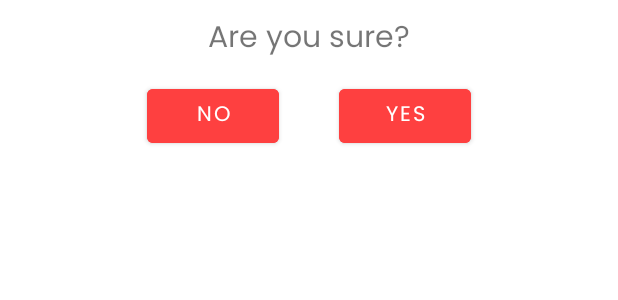
After one commit to EzGreezy/Eats, an Android app: the layout delete_dialog.xml on its own in the app's theme, with its tools: preview values and no code run, on a phone screen of 412 x 824 dp. The commit adds this screen. Shown: the top 300 px of the screen. Run offline under Robolectric (Android 15) with nearby library versions, the phone set to English and light mode, and no system bars.

Commit message:
add update and delete recyclerview

```diff
--- a/app/src/main/java/com/papb/eats/MainActivity.kt
+++ b/app/src/main/java/com/papb/eats/MainActivity.kt
@@ -32,7 +32,7 @@ class MainActivity : AppCompatActivity() {
 //    private lateinit var dbHelper: DBHelper
 //    private lateinit var recyclerView: RecyclerView
 //    private var adapter: ReminderAdapter2? = null
-    private var adapter: RecyclerAdapter = RecyclerAdapter(ArrayList())
+    private var adapter: RecyclerAdapter = RecyclerAdapter(ArrayList()) {}
 
     override fun onCreate(savedInstanceState: Bundle?) {
         super.onCreate(savedInstanceState)
@@ -123,7 +123,6 @@ class MainActivity : AppCompatActivity() {
             true
         }
 
-
     }
 
 
@@ -174,7 +173,7 @@ class MainActivity : AppCompatActivity() {
         Log.e ("pppp", "${reminderList.size}")
 
         //display data
-        adapter = RecyclerAdapter(reminderList)
+        adapter = RecyclerAdapter(reminderList) {}
     }
 
 
--- a/app/src/main/java/com/papb/eats/adapter/ReminderHolder.kt
+++ b/app/src/main/java/com/papb/eats/adapter/ReminderHolder.kt
@@ -1,9 +1,13 @@
 package com.papb.eats.adapter
 
 import android.view.View
+import android.widget.EditText
+import android.widget.TextView
 import androidx.recyclerview.widget.RecyclerView
+import com.google.android.material.dialog.MaterialAlertDialogBuilder
 import com.papb.eats.DBHelper
 import com.papb.eats.MainActivity
+import com.papb.eats.R
 import com.papb.eats.model.Reminder
 import kotlinx.android.synthetic.main.item_reminder.view.*
 
@@ -19,6 +23,7 @@ class ReminderHolder(view : View) : RecyclerView.ViewHolder(view) {
 
 
         reminderSwitch.isChecked = reminder.completed == 0
+
     }
 
 }
--- /dev/null
+++ b/app/src/main/res/layout/delete_dialog.xml
@@ -0,0 +1,81 @@
+<?xml version="1.0" encoding="utf-8"?>
+<RelativeLayout
+    xmlns:android="http://schemas.android.com/apk/res/android"
+    android:layout_width="match_parent"
+    android:layout_height="match_parent"
+    android:orientation="vertical"
+    android:padding="10dp"
+    >
+
+    <!--    <TimePicker-->
+    <!--        android:id="@+id/tp_time_picker"-->
+    <!--        android:layout_width="wrap_content"-->
+    <!--        android:layout_height="wrap_content"-->
+    <!--        android:layout_centerHorizontal="true"-->
+    <!--        android:layout_marginTop="20dp"-->
+    <!--        android:backgroundTint="@color/colorPrimary"-->
+    <!--        android:timePickerMode="spinner"/>-->
+    <!--    <TextView-->
+    <!--        android:id="@+id/tvTime"-->
+    <!--        android:layout_width="wrap_content"-->
+    <!--        android:layout_height="wrap_content"-->
+    <!--        android:layout_marginRight="20dp"-->
+    <!--        android:textSize="30sp"-->
+    <!--        android:textColor="@color/colorPrimary"-->
+    <!--        android:text="00:00"-->
+    <!--        android:layout_marginLeft="10dp"-->
+    <!--        />-->
+    <!--    <Button-->
+    <!--        android:id="@+id/button_time"-->
+    <!--        android:layout_width="wrap_content"-->
+    <!--        android:layout_height="wrap_content"-->
+    <!--        android:text="Select Time"-->
+    <!--        android:layout_toRightOf="@+id/tvTime"-->
+    <!--        android:layout_alignParentRight="true"-->
+    <!--        android:layout_marginRight="10dp"-->
+    <!--        android:layout_marginTop="10dp"/>-->
+
+    <TextView
+        android:id="@+id/delete_text"
+        android:fontFamily="@font/poppinsregular"
+        android:layout_width="match_parent"
+        android:layout_height="wrap_content"
+        android:layout_marginLeft="10dp"
+        android:layout_marginRight="10dp"
+        android:layout_marginBottom="10dp"
+        android:text="@string/confirmation"
+        android:textSize="20dp"
+        android:textAlignment="center"
+
+        />
+
+
+    <LinearLayout
+        android:layout_width="match_parent"
+        android:layout_height="wrap_content"
+        android:gravity="center"
+        android:layout_below="@+id/delete_text">
+        <Button
+            android:id="@+id/btn_no_button"
+            android:layout_width="wrap_content"
+            android:layout_height="wrap_content"
+            android:text="@string/no"
+            android:fontFamily="@font/poppinsregular"
+            android:textColor="@color/white"
+            android:backgroundTint="@color/colorPrimary"
+            android:layout_marginRight="20dp"
+            />
+        <Button
+            android:id="@+id/btn_yes_button"
+            android:layout_width="wrap_content"
+            android:layout_height="wrap_content"
+            android:text="@string/yes"
+            android:fontFamily="@font/poppinsregular"
+            android:textColor="@color/white"
+            android:backgroundTint="@color/colorPrimary"
+            android:layout_marginLeft="20dp"
+            />
+    </LinearLayout>
+
+
+</RelativeLayout>
--- a/app/src/main/res/values/strings.xml
+++ b/app/src/main/res/values/strings.xml
@@ -10,5 +10,8 @@
     <string name="settings">Settings</string>
     <string name="select_time">Select time</string>
     <string name="fill_title">Fill title</string>
+    <string name="confirmation">Are you sure?</string>
+    <string name="no">No</string>
+    <string name="yes">Yes</string>
 
 </resources>
```
Also changed, not shown: app/src/main/java/com/papb/eats/DBHelper.kt (+10 -1 lines), app/src/main/java/com/papb/eats/adapter/RecyclerAdapter.kt (+7 -2 lines), app/src/main/java/com/papb/eats/fragments/ReminderFragment.kt (+85 -5 lines), 1 other file.
